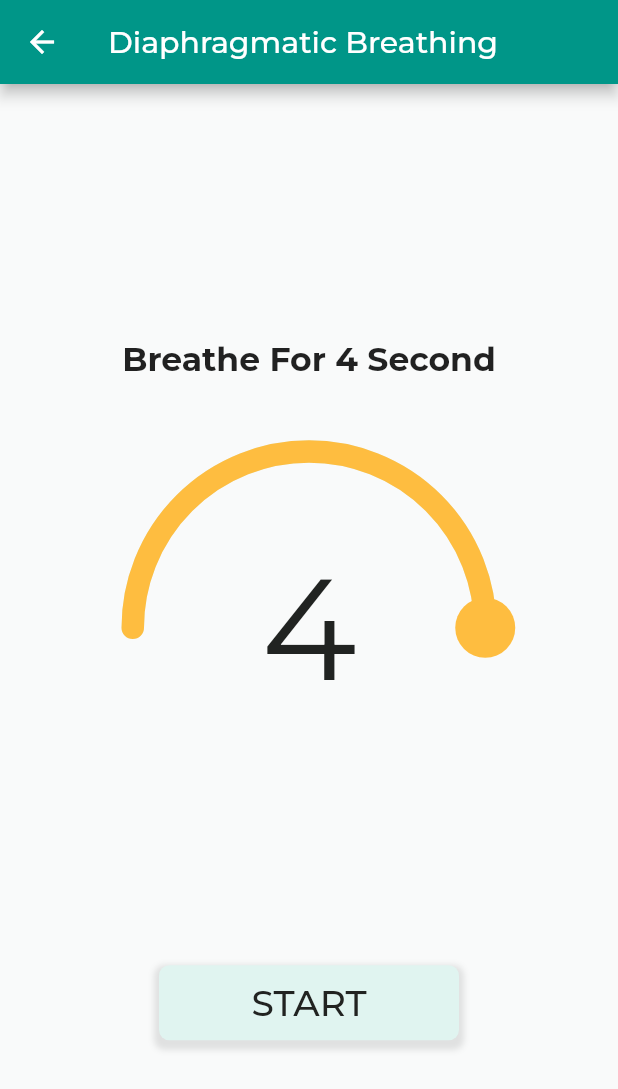
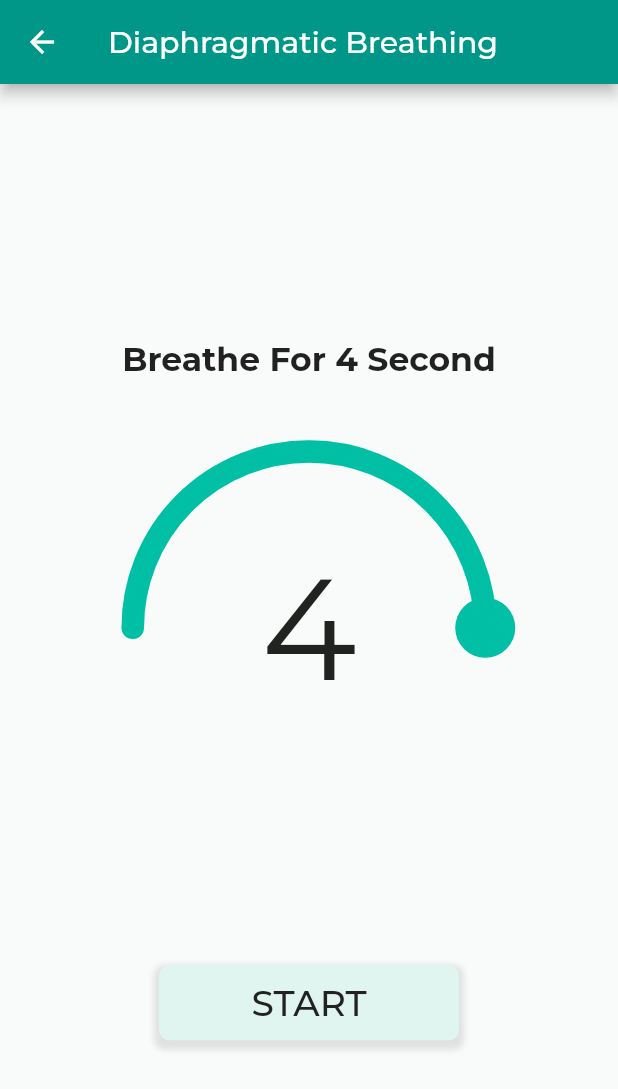
Before and after one commit to SIH-Team-Epione/Flutter-app-Epione, a Flutter app: the DiaphragmScreen screen opened by its route, on a phone screen of 412 x 824 dp. Shown: the top 1089 px of the screen. Run offline on Flutter 3.47's test engine with Material 2 defaults, Android fonts, the phone set to English and light mode, and no system bars; drawn by our look-alikes of sleek_circular_slider; our stand-ins replace assets_audio_player, audioplayers, carousel_slider, firebase_auth, firebase_core, firebase_database and 13 more; missing offline and left inert: agora_rtc_engine, dialogflow_grpc, flutter_dnd, flutter_email_sender, heart_bpm, maps_launcher and 3 more; accounts and stored records are empty; project files that could hold a hidden picture were left out.

Commit message:
Color Changed

```diff
--- a/lib/screens/mental_health/diaphr_breathing.dart
+++ b/lib/screens/mental_health/diaphr_breathing.dart
@@ -142,10 +142,10 @@ class _DiaphragmScreenState extends State<DiaphragmScreen> {
                                   shadowWidth: 0,
                                 ),
                                 customColors: CustomSliderColors(
-                                  trackColor: green1,
-                                  progressBarColor: green4,
+                                  trackColor: Colors.tealAccent.shade100,
+                                  progressBarColor: Colors.tealAccent.shade700,
                                   hideShadow: true,
-                                  dotColor: green4,
+                                  dotColor: Colors.tealAccent.shade700,
                                 ),
                                 size: 250,
                                 angleRange: 180,
```
